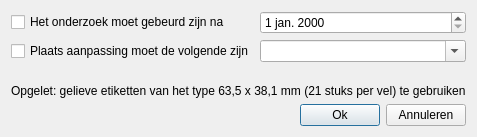
Roelio81/audioadmin, file AudioAdmin/ui/etiketten.ui: the form before one commit.
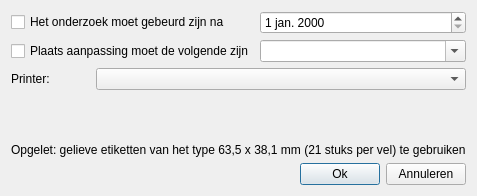
The form after the commit. Icons and pictures are not drawn.

Commit message: Voorbereiding van afdrukken etiketten

What changed in the file:
```diff
--- a/AudioAdmin/ui/etiketten.ui
+++ b/AudioAdmin/ui/etiketten.ui
@@ -10,7 +10,7 @@
     <x>0</x>
     <y>0</y>
     <width>436</width>
-    <height>137</height>
+    <height>196</height>
    </rect>
   </property>
   <property name="contextMenuPolicy">
@@ -29,6 +29,8 @@
   <property name="modal">
    <bool>true</bool>
   </property>
+  <layout class="QVBoxLayout" name="verticalLayout">
+   <item>
   <layout class="QGridLayout" name="gridLayout">
    <item row="0" column="0">
     <widget class="QCheckBox" name="c_onderzoekNa">
@@ -54,7 +56,52 @@
      </property>
     </widget>
    </item>
-   <item row="2" column="0">
+    </layout>
+   </item>
+   <item>
+    <layout class="QHBoxLayout" name="horizontalLayout_2">
+     <item>
+      <widget class="QLabel" name="l_printer">
+       <property name="sizePolicy">
+        <sizepolicy hsizetype="Preferred" vsizetype="Preferred">
+         <horstretch>0</horstretch>
+         <verstretch>0</verstretch>
+        </sizepolicy>
+       </property>
+       <property name="text">
+        <string>Printer:</string>
+       </property>
+      </widget>
+     </item>
+     <item>
+      <spacer name="horizontalSpacer_2">
+       <property name="orientation">
+        <enum>Qt::Horizontal</enum>
+       </property>
+       <property name="sizeType">
+        <enum>QSizePolicy::Preferred</enum>
+       </property>
+       <property name="sizeHint" stdset="0">
+        <size>
+         <width>40</width>
+         <height>20</height>
+        </size>
+       </property>
+      </spacer>
+     </item>
+     <item>
+      <widget class="QComboBox" name="m_printer">
+       <property name="sizePolicy">
+        <sizepolicy hsizetype="Expanding" vsizetype="Fixed">
+         <horstretch>0</horstretch>
+         <verstretch>0</verstretch>
+        </sizepolicy>
+       </property>
+      </widget>
+     </item>
+    </layout>
+   </item>
+   <item>
     <spacer name="verticalSpacer">
      <property name="orientation">
       <enum>Qt::Vertical</enum>
@@ -67,14 +114,14 @@
      </property>
     </spacer>
    </item>
-   <item row="3" column="0" colspan="2">
+   <item>
     <widget class="QLabel" name="l_opgelet">
      <property name="text">
       <string>Opgelet: gelieve etiketten van het type 63,5 x 38,1 mm (21 stuks per vel) te gebruiken</string>
      </property>
     </widget>
    </item>
-   <item row="4" column="0" colspan="2">
+   <item>
     <layout class="QHBoxLayout" name="horizontalLayout">
      <item>
       <spacer name="horizontalSpacer">
```
Lines whose indentation alone changed are shown as unchanged. The commit also changes 2 other files.
